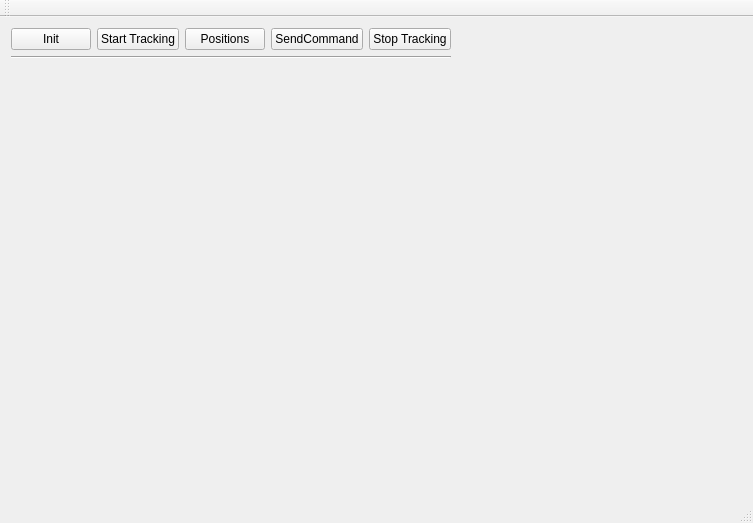
Old version of the form TestApp.ui in the repository transbite/TestLibsTracking.
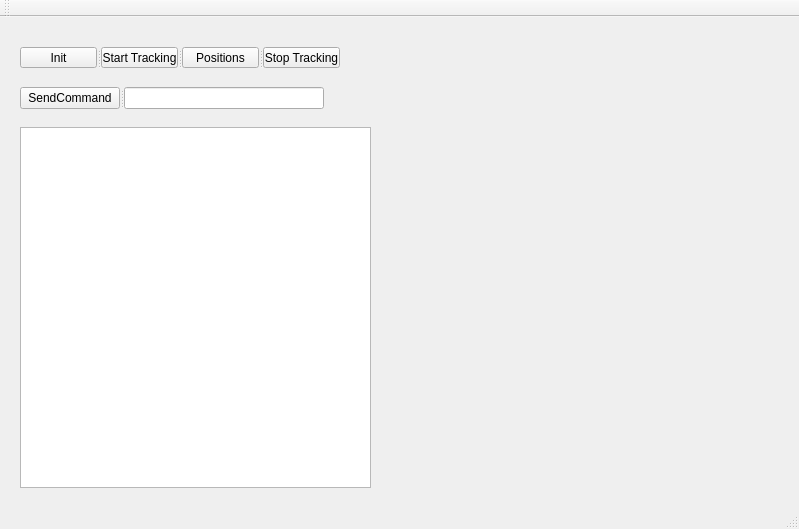
New version of the form.

What changed in the file:
```diff
--- a/TestApp.ui
+++ b/TestApp.ui
@@ -6,78 +6,140 @@
    <rect>
     <x>0</x>
     <y>0</y>
-    <width>753</width>
-    <height>523</height>
+    <width>799</width>
+    <height>529</height>
    </rect>
   </property>
+  <property name="sizePolicy">
+   <sizepolicy hsizetype="Ignored" vsizetype="Preferred">
+    <horstretch>0</horstretch>
+    <verstretch>0</verstretch>
+   </sizepolicy>
+  </property>
   <property name="windowTitle">
    <string>TestApp</string>
   </property>
   <widget class="QWidget" name="centralWidget">
-   <layout class="QFormLayout" name="formLayout">
-    <item row="0" column="0">
-     <layout class="QHBoxLayout" name="horizontalLayout_4">
-      <item>
-       <layout class="QHBoxLayout" name="horizontalLayout_3">
-        <item>
-         <layout class="QVBoxLayout" name="verticalLayout">
-          <item>
-           <layout class="QHBoxLayout" name="horizontalLayout_2">
-            <item>
-             <layout class="QHBoxLayout" name="horizontalLayout">
-              <item>
+   <widget class="QSplitter" name="splitter">
+    <property name="geometry">
+     <rect>
+      <x>20</x>
+      <y>30</y>
+      <width>320</width>
+      <height>21</height>
+     </rect>
+    </property>
+    <property name="orientation">
+     <enum>Qt::Horizontal</enum>
+    </property>
                <widget class="QPushButton" name="initButton">
+     <property name="sizePolicy">
+      <sizepolicy hsizetype="Minimum" vsizetype="Preferred">
+       <horstretch>20</horstretch>
+       <verstretch>0</verstretch>
+      </sizepolicy>
+     </property>
+     <property name="maximumSize">
+      <size>
+       <width>100</width>
+       <height>16777215</height>
+      </size>
+     </property>
                 <property name="text">
                  <string>Init</string>
                 </property>
                </widget>
-              </item>
-              <item>
                <widget class="QPushButton" name="startButton">
+     <property name="sizePolicy">
+      <sizepolicy hsizetype="Minimum" vsizetype="Fixed">
+       <horstretch>20</horstretch>
+       <verstretch>0</verstretch>
+      </sizepolicy>
+     </property>
+     <property name="maximumSize">
+      <size>
+       <width>100</width>
+       <height>16777215</height>
+      </size>
+     </property>
                 <property name="text">
                  <string>Start Tracking</string>
                 </property>
                </widget>
-              </item>
-              <item>
                <widget class="QPushButton" name="positionsButton">
+     <property name="maximumSize">
+      <size>
+       <width>100</width>
+       <height>16777215</height>
+      </size>
+     </property>
                 <property name="text">
                  <string>Positions</string>
                 </property>
                </widget>
-              </item>
-              <item>
-               <widget class="QPushButton" name="sendCmdButton">
-                <property name="text">
-                 <string>SendCommand</string>
-                </property>
-               </widget>
-              </item>
-              <item>
                <widget class="QPushButton" name="stopButton">
+     <property name="maximumSize">
+      <size>
+       <width>100</width>
+       <height>16777215</height>
+      </size>
+     </property>
                 <property name="text">
                  <string>Stop Tracking</string>
                 </property>
                </widget>
-              </item>
-             </layout>
-            </item>
-           </layout>
-          </item>
-          <item>
-           <widget class="Line" name="line">
+   </widget>
+   <widget class="QSplitter" name="splitter_2">
+    <property name="geometry">
+     <rect>
+      <x>20</x>
+      <y>70</y>
+      <width>304</width>
+      <height>22</height>
+     </rect>
+    </property>
             <property name="orientation">
              <enum>Qt::Horizontal</enum>
             </property>
-           </widget>
-          </item>
-         </layout>
-        </item>
-       </layout>
-      </item>
-     </layout>
-    </item>
-   </layout>
+    <widget class="QPushButton" name="sendCmdButton">
+     <property name="maximumSize">
+      <size>
+       <width>100</width>
+       <height>16777215</height>
+      </size>
+     </property>
+     <property name="text">
+      <string>SendCommand</string>
+     </property>
+    </widget>
+    <widget class="QLineEdit" name="commandText">
+     <property name="sizePolicy">
+      <sizepolicy hsizetype="Maximum" vsizetype="Fixed">
+       <horstretch>0</horstretch>
+       <verstretch>0</verstretch>
+      </sizepolicy>
+     </property>
+     <property name="minimumSize">
+      <size>
+       <width>0</width>
+       <height>0</height>
+      </size>
+     </property>
+     <property name="layoutDirection">
+      <enum>Qt::LeftToRight</enum>
+     </property>
+    </widget>
+   </widget>
+   <widget class="QListWidget" name="logText">
+    <property name="geometry">
+     <rect>
+      <x>20</x>
+      <y>110</y>
+      <width>351</width>
+      <height>361</height>
+     </rect>
+    </property>
+   </widget>
   </widget>
   <widget class="QMenuBar" name="menuBar">
    <property name="geometry">
```
Left out of the diff: 2 changed lines with no effect on the pictures. Lines whose indentation alone changed are shown as unchanged.
